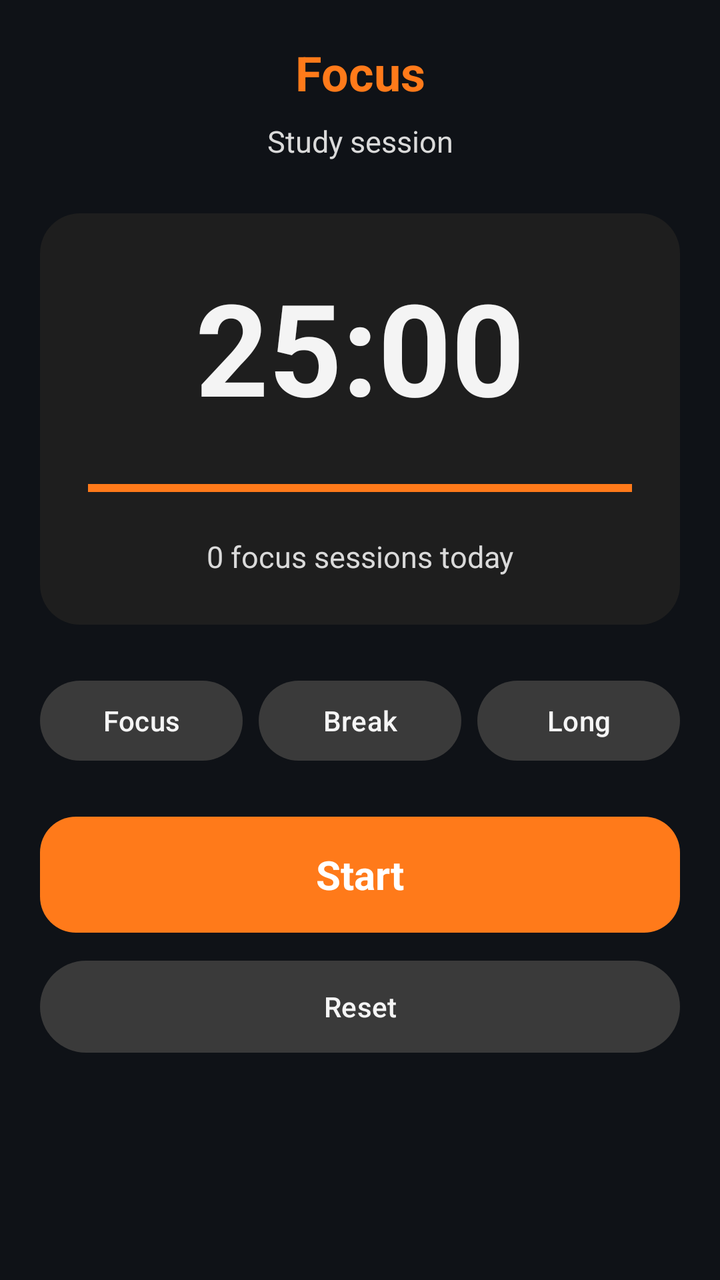
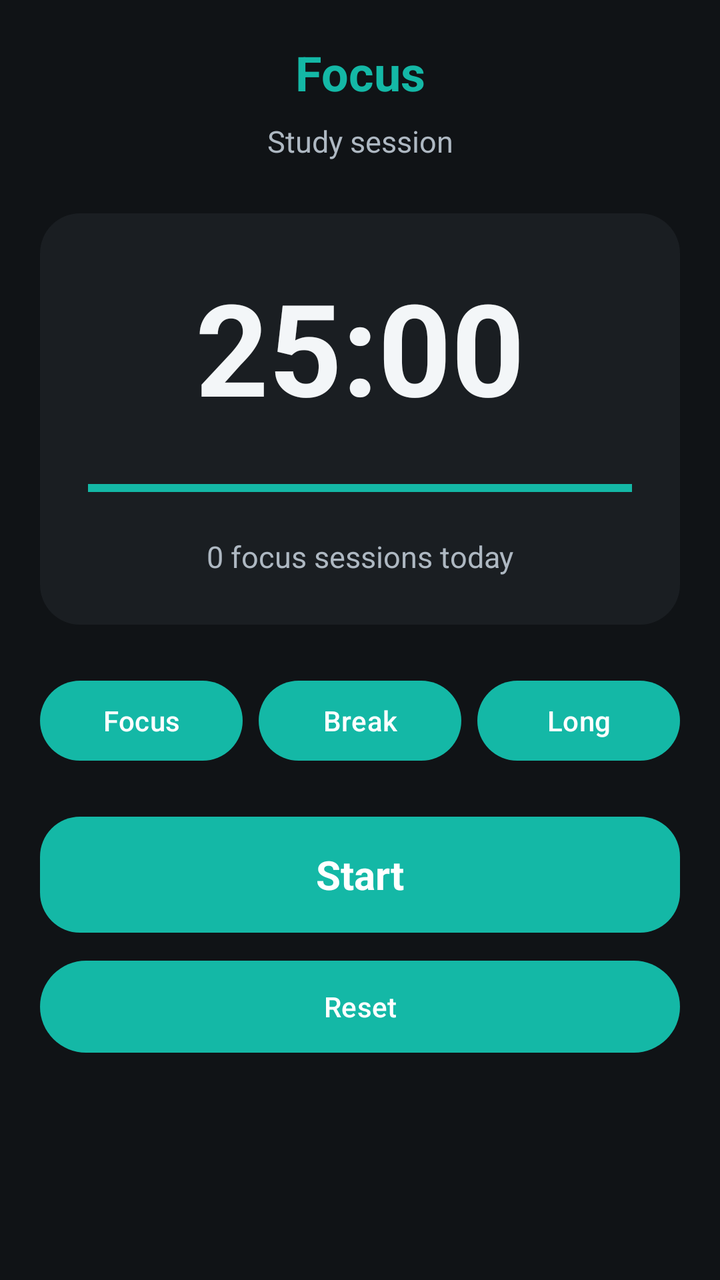

Two renders of the same Android screen: before a commit and after it. Below are the layout's source before the change and the commit's diff.
<!-- AndroidManifest.xml: application theme Theme.TaskManagerApp -->
<!-- res/layout/fragment_pomodoro.xml -->
<?xml version="1.0" encoding="utf-8"?>
<androidx.constraintlayout.widget.ConstraintLayout xmlns:android="http://schemas.android.com/apk/res/android"
    xmlns:app="http://schemas.android.com/apk/res-auto"
    android:layout_width="match_parent"
    android:layout_height="match_parent"
    android:background="@color/colorBackground">

    <LinearLayout
        android:id="@+id/pomodoroContent"
        android:layout_width="0dp"
        android:layout_height="0dp"
        android:gravity="center_horizontal"
        android:orientation="vertical"
        android:padding="20dp"
        android:background="#0F1217"
        app:layout_constraintBottom_toBottomOf="parent"
        app:layout_constraintEnd_toEndOf="parent"
        app:layout_constraintStart_toStartOf="parent"
        app:layout_constraintTop_toTopOf="parent">

        <TextView
            android:id="@+id/tvPomodoroMode"
            android:layout_width="match_parent"
            android:layout_height="wrap_content"
            android:gravity="center"
            android:text="Focus"
            android:textColor="#FF7A1A"
            android:textSize="24sp"
            android:textStyle="bold" />

        <TextView
            android:id="@+id/tvPomodoroSubtitle"
            android:layout_width="match_parent"
            android:layout_height="wrap_content"
            android:layout_marginTop="8dp"
            android:gravity="center"
            android:text="Study session"
            android:textColor="@color/colorOnSurfaceVariant"
            android:textSize="15sp" />

        <LinearLayout
            android:layout_width="match_parent"
            android:layout_height="wrap_content"
            android:layout_marginTop="26dp"
            android:background="@drawable/bg_pomodoro_panel"
            android:gravity="center_horizontal"
            android:orientation="vertical"
            android:padding="24dp">

            <TextView
                android:id="@+id/tvPomodoroTime"
                android:layout_width="match_parent"
                android:layout_height="wrap_content"
                android:gravity="center"
                android:text="25:00"
                android:textColor="@color/colorOnSurface"
                android:textSize="64sp"
                android:textStyle="bold" />

            <ProgressBar
                android:id="@+id/progressPomodoro"
                style="?android:attr/progressBarStyleHorizontal"
                android:layout_width="match_parent"
                android:layout_height="12dp"
                android:layout_marginTop="22dp"
                android:max="1500"
                android:progress="1500"
                android:progressTint="#FF7A1A"
                android:progressBackgroundTint="@color/colorSurfaceVariant" />

            <TextView
                android:id="@+id/tvPomodoroRounds"
                android:layout_width="match_parent"
                android:layout_height="wrap_content"
                android:layout_marginTop="18dp"
                android:gravity="center"
                android:text="0 focus sessions today"
                android:textColor="@color/colorOnSurfaceVariant"
                android:textSize="15sp" />
        </LinearLayout>

        <LinearLayout
            android:layout_width="match_parent"
            android:layout_height="wrap_content"
            android:layout_marginTop="24dp"
            android:gravity="center"
            android:orientation="horizontal">

            <Button
                android:id="@+id/btnPomodoroFocus"
                android:layout_width="0dp"
                android:layout_height="48dp"
                android:layout_weight="1"
                android:text="Focus" />

            <Button
                android:id="@+id/btnPomodoroShortBreak"
                android:layout_width="0dp"
                android:layout_height="48dp"
                android:layout_marginStart="8dp"
                android:layout_weight="1"
                android:text="Break" />

            <Button
                android:id="@+id/btnPomodoroLongBreak"
                android:layout_width="0dp"
                android:layout_height="48dp"
                android:layout_marginStart="8dp"
                android:layout_weight="1"
                android:text="Long" />
        </LinearLayout>

        <TextView
            android:id="@+id/btnPomodoroStartPause"
            android:layout_width="match_parent"
            android:layout_height="58dp"
            android:layout_marginTop="24dp"
            android:background="@drawable/bg_pomodoro_primary_button"
            android:gravity="center"
            android:text="Start"
            android:textColor="@android:color/white"
            android:textSize="20sp"
            android:textStyle="bold" />

        <Button
            android:id="@+id/btnPomodoroReset"
            android:layout_width="match_parent"
            android:layout_height="54dp"
            android:layout_marginTop="10dp"
            android:text="Reset" />
    </LinearLayout>
</androidx.constraintlayout.widget.ConstraintLayout>
<!-- resources referenced by this layout -->
<resources>
  <color name="colorBackground">#101010</color>
  <color name="colorOnSurface">#F4F4F4</color>
  <color name="colorOnSurfaceVariant">#DADADA</color>
  <color name="colorSurfaceVariant">#2A2A2A</color>
  <!-- drawable bg_pomodoro_panel (drawable) -->
  <?xml version="1.0" encoding="utf-8"?>
  <shape xmlns:android="http://schemas.android.com/apk/res/android">
      <solid android:color="@color/colorSurface" />
      <corners android:radius="20dp" />
  </shape>
  <!-- drawable bg_pomodoro_primary_button (drawable) -->
  <?xml version="1.0" encoding="utf-8"?>
  <shape xmlns:android="http://schemas.android.com/apk/res/android">
      <solid android:color="#FF7A1A" />
      <corners android:radius="18dp" />
  </shape>
  <style name="Theme.TaskManagerApp" parent="Base.Theme.TaskManagerApp" />
  <color name="colorSurface">#1E1E1E</color>
  <style name="Base.Theme.TaskManagerApp" parent="Theme.Material3.DayNight.NoActionBar">
          <item name="colorPrimary">@color/colorPrimary</item>
          <item name="colorOnPrimary">@color/colorOnPrimary</item>
          <item name="colorPrimaryContainer">@color/colorPrimaryContainer</item>
          <item name="colorOnPrimaryContainer">@color/colorOnPrimaryContainer</item>
          <item name="colorSecondary">@color/colorSecondary</item>
          <item name="colorOnSecondary">@color/colorOnSecondary</item>
          <item name="android:colorBackground">@color/colorBackground</item>
          <item name="colorOnBackground">@color/colorOnBackground</item>
          <item name="colorSurface">@color/colorSurface</item>
          <item name="colorOnSurface">@color/colorOnSurface</item>
          <item name="colorSurfaceVariant">@color/colorSurfaceVariant</item>
          <item name="colorOnSurfaceVariant">@color/colorOnSurfaceVariant</item>
          <item name="colorOutline">@color/colorOutline</item>
      </style>
  <color name="colorPrimary">#3A3A3A</color>
  <color name="colorOnPrimary">#F5F5F5</color>
  <color name="colorPrimaryContainer">#454545</color>
  <color name="colorOnPrimaryContainer">#FFFFFF</color>
  <color name="colorSecondary">#5F6368</color>
  <color name="colorOnSecondary">#FFFFFF</color>
  <color name="colorOnBackground">#F1F1F1</color>
  <color name="colorOutline">#8A8A8A</color>
</resources>

<!-- the commit's change to res/layout/fragment_pomodoro.xml (unified diff, before → after) -->
@@ -12,7 +12,7 @@
         android:gravity="center_horizontal"
         android:orientation="vertical"
         android:padding="20dp"
-        android:background="#0F1217"
+        android:background="@color/colorBackground"
         app:layout_constraintBottom_toBottomOf="parent"
         app:layout_constraintEnd_toEndOf="parent"
         app:layout_constraintStart_toStartOf="parent"
@@ -24,7 +24,7 @@
             android:layout_height="wrap_content"
             android:gravity="center"
             android:text="Focus"
-            android:textColor="#FF7A1A"
+            android:textColor="@color/colorAddAction"
             android:textSize="24sp"
             android:textStyle="bold" />
 
@@ -65,7 +65,7 @@
                 android:layout_marginTop="22dp"
                 android:max="1500"
                 android:progress="1500"
-                android:progressTint="#FF7A1A"
+                android:progressTint="@color/colorAddAction"
                 android:progressBackgroundTint="@color/colorSurfaceVariant" />
 
             <TextView
<!-- resource entries referenced after the edit -->
@@ -1,9 +1,10 @@
 <!-- resources referenced by this layout -->
 <resources>
-  <color name="colorBackground">#101010</color>
-  <color name="colorOnSurface">#F4F4F4</color>
-  <color name="colorOnSurfaceVariant">#DADADA</color>
-  <color name="colorSurfaceVariant">#2A2A2A</color>
+  <color name="colorAddAction">#14B8A6</color>
+  <color name="colorBackground">#101316</color>
+  <color name="colorOnSurface">#F3F6F8</color>
+  <color name="colorOnSurfaceVariant">#AEB8C2</color>
+  <color name="colorSurfaceVariant">#242A30</color>
   <!-- drawable bg_pomodoro_panel (drawable) -->
   <?xml version="1.0" encoding="utf-8"?>
   <shape xmlns:android="http://schemas.android.com/apk/res/android">
@@ -13,11 +14,11 @@
   <!-- drawable bg_pomodoro_primary_button (drawable) -->
   <?xml version="1.0" encoding="utf-8"?>
   <shape xmlns:android="http://schemas.android.com/apk/res/android">
-      <solid android:color="#FF7A1A" />
-      <corners android:radius="18dp" />
+      <solid android:color="@color/colorAddAction" />
+      <corners android:radius="20dp" />
   </shape>
   <style name="Theme.TaskManagerApp" parent="Base.Theme.TaskManagerApp" />
-  <color name="colorSurface">#1E1E1E</color>
+  <color name="colorSurface">#1A1E22</color>
   <style name="Base.Theme.TaskManagerApp" parent="Theme.Material3.DayNight.NoActionBar">
           <item name="colorPrimary">@color/colorPrimary</item>
           <item name="colorOnPrimary">@color/colorOnPrimary</item>
@@ -33,13 +34,13 @@
           <item name="colorOnSurfaceVariant">@color/colorOnSurfaceVariant</item>
           <item name="colorOutline">@color/colorOutline</item>
       </style>
-  <color name="colorPrimary">#3A3A3A</color>
-  <color name="colorOnPrimary">#F5F5F5</color>
-  <color name="colorPrimaryContainer">#454545</color>
-  <color name="colorOnPrimaryContainer">#FFFFFF</color>
-  <color name="colorSecondary">#5F6368</color>
+  <color name="colorPrimary">#14B8A6</color>
+  <color name="colorOnPrimary">#FFFFFF</color>
+  <color name="colorPrimaryContainer">#123E3A</color>
+  <color name="colorOnPrimaryContainer">#DDFCF7</color>
+  <color name="colorSecondary">#77818C</color>
   <color name="colorOnSecondary">#FFFFFF</color>
-  <color name="colorOnBackground">#F1F1F1</color>
-  <color name="colorOutline">#8A8A8A</color>
+  <color name="colorOnBackground">#F2F5F7</color>
+  <color name="colorOutline">#3A444C</color>
 </resources>
 
